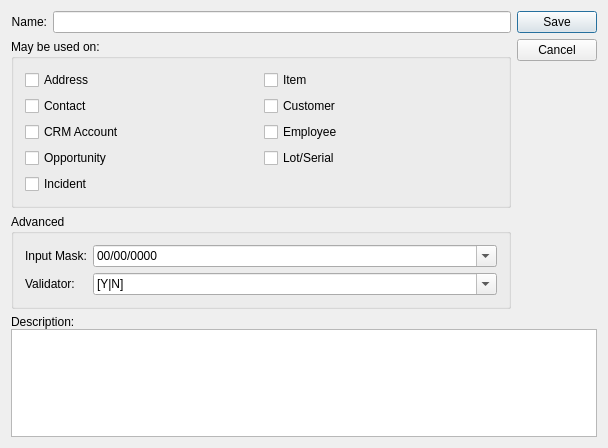
Qt form guiclient/characteristic.ui (Pegasus-RPG/xtuple-client) before a commit.
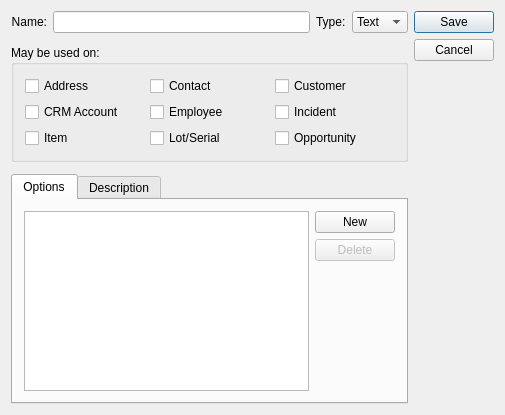
The same form after that commit. The open tabs and pages were chosen to show the change. Custom widgets are drawn as their Qt base class.

Commit message: issue #13779:  First pass adding combobox and date type support to characteristics.

The edit to the form file:
```diff
--- a/guiclient/characteristic.ui
+++ b/guiclient/characteristic.ui
@@ -13,16 +13,19 @@
    <rect>
     <x>0</x>
     <y>0</y>
-    <width>467</width>
-    <height>448</height>
+    <width>505</width>
+    <height>415</height>
    </rect>
   </property>
   <property name="windowTitle">
    <string>Characteristic</string>
   </property>
-  <layout class="QGridLayout" name="gridLayout_4">
+  <layout class="QGridLayout" name="gridLayout_7">
+   <property name="verticalSpacing">
+    <number>12</number>
+   </property>
    <item row="0" column="0">
-    <layout class="QHBoxLayout">
+    <layout class="QHBoxLayout" name="horizontalLayout_2">
      <item>
       <widget class="QLabel" name="_nameLit">
        <property name="text">
@@ -39,6 +42,32 @@
      <item>
       <widget class="XLineEdit" name="_name"/>
      </item>
+     <item>
+      <widget class="QLabel" name="_typeLit">
+       <property name="text">
+        <string>Type:</string>
+       </property>
+      </widget>
+     </item>
+     <item>
+      <widget class="XComboBox" name="_type">
+       <item>
+        <property name="text">
+         <string>Text</string>
+        </property>
+       </item>
+       <item>
+        <property name="text">
+         <string>List</string>
+        </property>
+       </item>
+       <item>
+        <property name="text">
+         <string>Date</string>
+        </property>
+       </item>
+      </widget>
+     </item>
     </layout>
    </item>
    <item row="0" column="1" rowspan="2">
@@ -57,13 +86,6 @@
       <string>May be used on:</string>
      </property>
      <layout class="QGridLayout" name="gridLayout_2">
-      <item row="0" column="1">
-       <widget class="QCheckBox" name="_items">
-        <property name="text">
-         <string>Item</string>
-        </property>
-       </widget>
-      </item>
       <item row="0" column="0">
        <widget class="QCheckBox" name="_addresses">
         <property name="text">
@@ -71,65 +93,88 @@
         </property>
        </widget>
       </item>
-      <item row="2" column="0">
+      <item row="0" column="1">
        <widget class="QCheckBox" name="_contacts">
         <property name="text">
          <string>Contact</string>
         </property>
        </widget>
       </item>
-      <item row="3" column="0">
-       <widget class="QCheckBox" name="_crmaccounts">
-        <property name="text">
-         <string>CRM Account</string>
-        </property>
-       </widget>
-      </item>
-      <item row="5" column="0">
-       <widget class="QCheckBox" name="_opportunity">
-        <property name="text">
-         <string>Opportunity</string>
-        </property>
-       </widget>
-      </item>
-      <item row="2" column="1">
+      <item row="0" column="2">
        <widget class="QCheckBox" name="_customers">
         <property name="text">
          <string>Customer</string>
         </property>
        </widget>
       </item>
+      <item row="3" column="2">
+       <widget class="QCheckBox" name="_opportunity">
+        <property name="text">
+         <string>Opportunity</string>
+        </property>
+       </widget>
+      </item>
       <item row="3" column="1">
-       <widget class="QCheckBox" name="_employees">
-        <property name="text">
-         <string>Employee</string>
-        </property>
-       </widget>
-      </item>
-      <item row="5" column="1">
        <widget class="QCheckBox" name="_lotSerial">
         <property name="text">
          <string>Lot/Serial</string>
         </property>
        </widget>
       </item>
-      <item row="6" column="0">
+      <item row="3" column="0">
+       <widget class="QCheckBox" name="_items">
+        <property name="text">
+         <string>Item</string>
+        </property>
+       </widget>
+      </item>
+      <item row="2" column="2">
        <widget class="QCheckBox" name="_incidents">
         <property name="text">
          <string>Incident</string>
         </property>
        </widget>
       </item>
+      <item row="2" column="1">
+       <widget class="QCheckBox" name="_employees">
+        <property name="text">
+         <string>Employee</string>
+        </property>
+       </widget>
+      </item>
+      <item row="2" column="0">
+       <widget class="QCheckBox" name="_crmaccounts">
+        <property name="text">
+         <string>CRM Account</string>
+        </property>
+       </widget>
+      </item>
      </layout>
     </widget>
    </item>
    <item row="2" column="0">
-    <widget class="QGroupBox" name="_advancedGroup">
-     <property name="title">
-      <string>Advanced</string>
+    <widget class="QTabWidget" name="_tab">
+     <property name="currentIndex">
+      <number>0</number>
      </property>
+     <widget class="QWidget" name="_optionsPage">
+      <attribute name="title">
+       <string>Options</string>
+      </attribute>
+      <layout class="QGridLayout" name="gridLayout_8">
+       <item row="0" column="0">
+        <widget class="QStackedWidget" name="_stackedWidget">
+         <property name="currentIndex">
+          <number>0</number>
+         </property>
+         <widget class="QWidget" name="_textPage">
      <layout class="QGridLayout" name="gridLayout_3">
+           <property name="margin">
+            <number>0</number>
+           </property>
       <item row="0" column="0">
+            <layout class="QVBoxLayout" name="verticalLayout">
+             <item>
        <layout class="QHBoxLayout" name="horizontalLayout">
         <item>
          <layout class="QGridLayout" name="gridLayout">
@@ -185,29 +230,27 @@
             <property name="allowNull">
              <bool>true</bool>
             </property>
-            <item>
-             <property name="text">
-              <string>[Y|N]</string>
-             </property>
-            </item>
+                   <property name="nullStr">
+                    <string/>
+                   </property>
             <item>
              <property name="text">
-              <string>\S+</string>
+                     <string notr="true">[Y|N]</string>
              </property>
             </item>
             <item>
              <property name="text">
-              <string>[1-9]\d{0,3}</string>
+                     <string notr="true">\S+</string>
              </property>
             </item>
             <item>
              <property name="text">
-              <string>[A-Z]\d{5}[1-9]</string>
+                     <string notr="true">[1-9]\d{0,3}</string>
              </property>
             </item>
             <item>
              <property name="text">
-              <string>(https?://)?(www.)?[^/    ]+\.(com|net|org|gov|mil|biz|info|[a-z][a-z])(/\S*)</string>
+                     <string notr="true">[A-Z]\d{5}[1-9]</string>
              </property>
             </item>
            </widget>
@@ -229,28 +272,96 @@
         </item>
        </layout>
       </item>
-     </layout>
-    </widget>
-   </item>
-   <item row="3" column="0" colspan="2">
+             <item>
+              <spacer name="verticalSpacer">
+               <property name="orientation">
+                <enum>Qt::Vertical</enum>
+               </property>
+               <property name="sizeHint" stdset="0">
+                <size>
+                 <width>20</width>
+                 <height>40</height>
+                </size>
+               </property>
+              </spacer>
+             </item>
+            </layout>
+           </item>
+          </layout>
+         </widget>
+         <widget class="QWidget" name="_listPage">
+          <layout class="QGridLayout" name="gridLayout_4">
+           <property name="margin">
+            <number>0</number>
+           </property>
+           <item row="0" column="1">
     <layout class="QVBoxLayout" name="verticalLayout_2">
-     <property name="spacing">
-      <number>0</number>
-     </property>
      <item>
-      <widget class="QLabel" name="_descriptionLit">
+              <widget class="QPushButton" name="_new">
        <property name="text">
-        <string>Description:</string>
-       </property>
-       <property name="buddy">
-        <cstring>_description</cstring>
-       </property>
+                <string>New</string>
+               </property>
+              </widget>
+             </item>
+             <item>
+              <widget class="QPushButton" name="_delete">
+               <property name="enabled">
+                <bool>false</bool>
+               </property>
+               <property name="text">
+                <string>Delete</string>
+               </property>
       </widget>
      </item>
      <item>
+              <spacer name="verticalSpacer_2">
+               <property name="orientation">
+                <enum>Qt::Vertical</enum>
+               </property>
+               <property name="sizeHint" stdset="0">
+                <size>
+                 <width>20</width>
+                 <height>40</height>
+                </size>
+               </property>
+              </spacer>
+             </item>
+            </layout>
+           </item>
+           <item row="0" column="0">
+            <widget class="QTreeView" name="_charoptView"/>
+           </item>
+          </layout>
+         </widget>
+         <widget class="QWidget" name="_datePage">
+          <layout class="QGridLayout" name="gridLayout_5">
+           <item row="0" column="0">
+            <widget class="QLabel" name="label">
+             <property name="text">
+              <string>No Options</string>
+             </property>
+             <property name="alignment">
+              <set>Qt::AlignCenter</set>
+             </property>
+            </widget>
+           </item>
+          </layout>
+         </widget>
+        </widget>
+       </item>
+      </layout>
+     </widget>
+     <widget class="QWidget" name="_descripPage">
+      <attribute name="title">
+       <string>Description</string>
+      </attribute>
+      <layout class="QGridLayout" name="gridLayout_6">
+       <item row="0" column="0">
       <widget class="QTextEdit" name="_description"/>
      </item>
     </layout>
+     </widget>
+    </widget>
    </item>
   </layout>
  </widget>
```
Left out of the diff: 25 changed lines with no effect on the pictures. Lines whose indentation alone changed are shown as unchanged. The commit also changes 15 other files.
